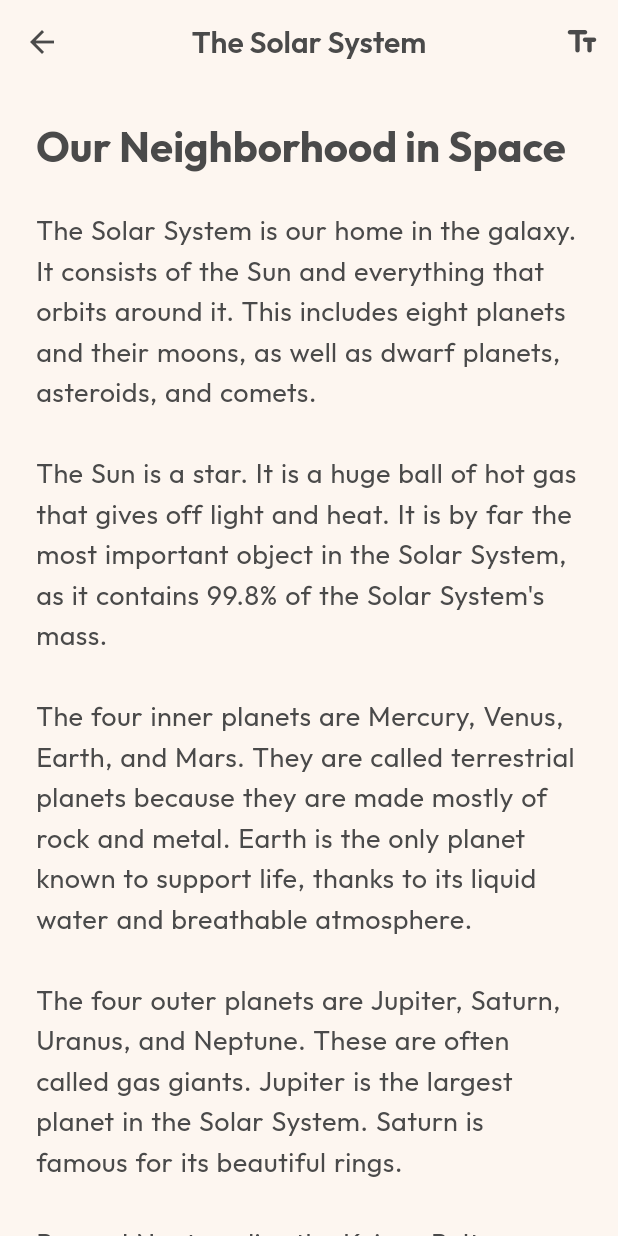
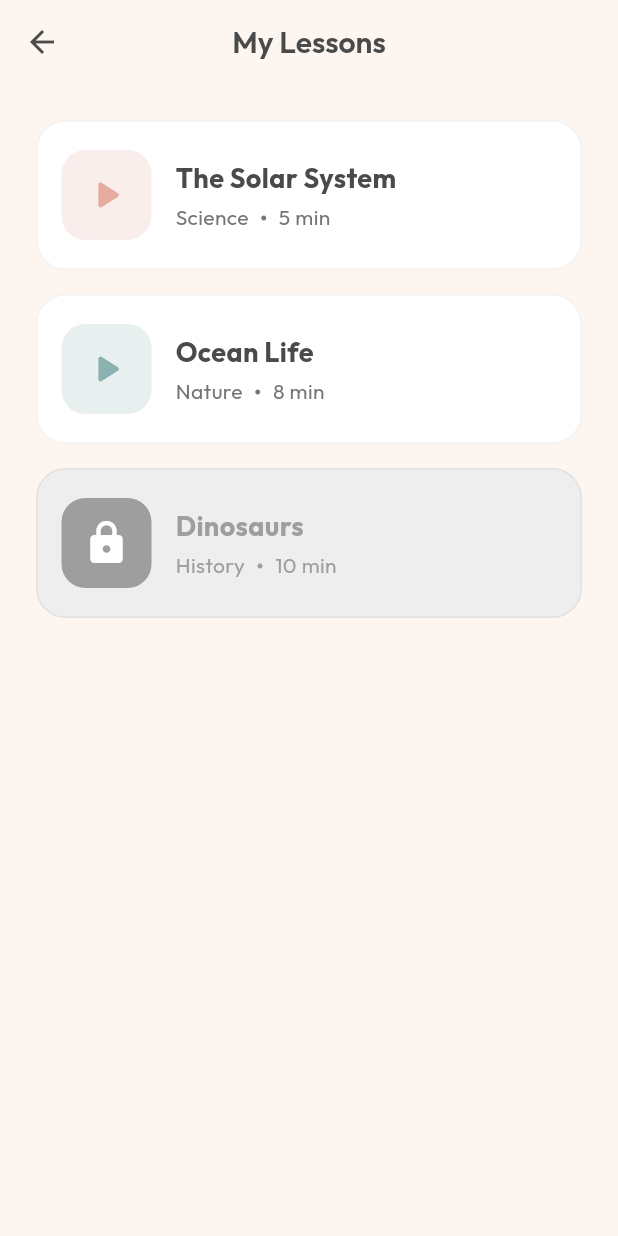
Before and after one commit to wailbentafat/kool, a Flutter app: the DashboardPage screen opened by its route, after a tap on "The Solar System", on a phone screen of 412 x 824 dp. Run offline on Flutter 3.47's test engine with Material 3 defaults, Android fonts, the light colour scheme and no system bars; our stand-ins replace flutter_riverpod, flutter_tts, go_router, google_fonts, isar, shared_preferences; accounts and stored records are empty; generated files the repository leaves out were written again.

Commit message:
feat: Implement local data persistence with Isar for user progress and lessons, add lesson hub page, user preferences, and text-to-speech.

```diff
--- a/kool/lib/core/router/app_router.dart
+++ b/kool/lib/core/router/app_router.dart
@@ -4,6 +4,7 @@ import '../../features/onboarding/onboarding_page.dart';
 import '../../features/mode_detection/mode_detection_page.dart';
 import '../../features/dashboard/dashboard_page.dart';
 import '../../features/learning_session/learning_session_page.dart';
+import '../../features/lessons/lesson_hub_page.dart';
 import '../../features/games/games_page.dart';
 import '../../features/games/memory_game_page.dart';
 import '../../features/games/speed_game_page.dart';
@@ -23,8 +24,18 @@ final appRouter = GoRouter(
       builder: (context, state) => const DashboardPage(),
     ),
     GoRoute(
+      path: '/lessons',
+      builder: (context, state) => const LessonHubPage(),
+    ),
+    GoRoute(
       path: '/learning-session',
-      builder: (context, state) => const LearningSessionPage(),
+      builder: (context, state) {
+        final extras = state.extra as Map<String, dynamic>?;
+        return LearningSessionPage(
+          title: extras?['title'] ?? "The Solar System",
+          content: extras?['content'] ?? "Standard lesson content...",
+        );
+      },
     ),
     GoRoute(
       path: '/games',
--- a/kool/lib/features/dashboard/dashboard_page.dart
+++ b/kool/lib/features/dashboard/dashboard_page.dart
@@ -113,7 +113,7 @@ class DashboardPage extends ConsumerWidget {
         const SizedBox(height: 16),
         GestureDetector(
           onTap: () {
-            context.push('/learning-session');
+            context.push('/lessons');
           },
           child: Container(
             padding: const EdgeInsets.all(20),
--- /dev/null
+++ b/kool/lib/features/lessons/lesson_hub_page.dart
@@ -0,0 +1,150 @@
+import 'package:flutter/material.dart';
+import 'package:flutter_riverpod/flutter_riverpod.dart';
+import 'package:go_router/go_router.dart';
+import '../../app/theme/cozy_theme.dart';
+
+class LessonHubPage extends ConsumerWidget {
+  const LessonHubPage({super.key});
+
+  @override
+  Widget build(BuildContext context, WidgetRef ref) {
+    return Scaffold(
+      appBar: AppBar(title: const Text("My Lessons")),
+      body: ListView(
+        padding: const EdgeInsets.all(24.0),
+        children: [
+          _buildLessonCard(
+            context,
+            title: "The Solar System",
+            category: "Science",
+            duration: "5 min",
+            color: CozyColors.primary,
+            isLocked: false,
+            onTap: () {
+              context.push(
+                '/learning-session',
+                extra: {
+                  'title': "The Solar System",
+                  'content':
+                      "The Solar System is our home in the galaxy. It consists of the Sun and everything that orbits around it. This includes eight planets and their moons, as well as dwarf planets, asteroids, and comets.\n\nThe Sun is a star. It is a huge ball of hot gas that gives off light and heat. It is by far the most important object in the Solar System, as it contains 99.8% of the Solar System's mass.\n\nThe four inner planets are Mercury, Venus, Earth, and Mars. They are called terrestrial planets because they are made mostly of rock and metal. Earth is the only planet known to support life, thanks to its liquid water and breathable atmosphere.\n\nThe four outer planets are Jupiter, Saturn, Uranus, and Neptune. These are often called gas giants. Jupiter is the largest planet in the Solar System. Saturn is famous for its beautiful rings.",
+                },
+              );
+            },
+          ),
+          const SizedBox(height: 16),
+          _buildLessonCard(
+            context,
+            title: "Ocean Life",
+            category: "Nature",
+            duration: "8 min",
+            color: CozyColors.secondary,
+            isLocked: false,
+            onTap: () {
+              // Future: Navigate to dynamic lesson page
+              ScaffoldMessenger.of(
+                context,
+              ).showSnackBar(const SnackBar(content: Text("Coming soon!")));
+            },
+          ),
+          const SizedBox(height: 16),
+          _buildLessonCard(
+            context,
+            title: "Dinosaurs",
+            category: "History",
+            duration: "10 min",
+            color: Colors.orange,
+            isLocked: true,
+            onTap: () {},
+          ),
+        ],
+      ),
+    );
+  }
+
+  Widget _buildLessonCard(
+    BuildContext context, {
+    required String title,
+    required String category,
+    required String duration,
+    required Color color,
+    required bool isLocked,
+    required VoidCallback onTap,
+  }) {
+    return GestureDetector(
+      onTap: isLocked ? null : onTap,
+      child: Container(
+        height: 100,
+        padding: const EdgeInsets.all(16),
+        decoration: BoxDecoration(
+          color: isLocked ? Colors.grey.shade200 : CozyColors.cardBg,
+          borderRadius: BorderRadius.circular(20),
+          border: Border.all(
+            color: isLocked
+                ? Colors.grey.shade300
+                : Colors.black.withOpacity(0.05),
+          ),
+        ),
+        child: Row(
+          children: [
+            Container(
+              width: 60,
+              height: 60,
+              decoration: BoxDecoration(
+                color: isLocked ? Colors.grey : color.withOpacity(0.2),
+                borderRadius: BorderRadius.circular(16),
+              ),
+              child: Icon(
+                isLocked ? Icons.lock_rounded : Icons.play_arrow_rounded,
+                color: isLocked ? Colors.white : color,
+                size: 32,
+              ),
+            ),
+            const SizedBox(width: 16),
+            Expanded(
+              child: Column(
+                crossAxisAlignment: CrossAxisAlignment.start,
+                mainAxisAlignment: MainAxisAlignment.center,
+                children: [
+                  Text(
+                    title,
+                    style: TextStyle(
+                      fontSize: 18,
+                      fontWeight: FontWeight.bold,
+                      color: isLocked ? Colors.grey : CozyColors.textMain,
+                    ),
+                  ),
+                  const SizedBox(height: 4),
+                  Row(
+                    children: [
+                      Text(
+                        category,
+                        style: TextStyle(
+                          color: isLocked ? Colors.grey : CozyColors.textSub,
+                          fontSize: 14,
+                        ),
+                      ),
+                      const SizedBox(width: 8),
+                      Icon(
+                        Icons.circle,
+                        size: 4,
+                        color: isLocked ? Colors.grey : CozyColors.textSub,
+                      ),
+                      const SizedBox(width: 8),
+                      Text(
+                        duration,
+                        style: TextStyle(
+                          color: isLocked ? Colors.grey : CozyColors.textSub,
+                          fontSize: 14,
+                        ),
+                      ),
+                    ],
+                  ),
+                ],
+              ),
+            ),
+          ],
+        ),
+      ),
+    );
+  }
+}
--- a/kool/lib/features/mode_detection/mode_detection_page.dart
+++ b/kool/lib/features/mode_detection/mode_detection_page.dart
@@ -5,6 +5,7 @@ import 'package:google_fonts/google_fonts.dart';
 import '../../app/theme/cozy_theme.dart';
 import '../../shared/providers/global_providers.dart';
 import '../../shared/services/mock_ai_service.dart';
+
 import 'models/learning_mode.dart';
 
 class ModeDetectionPage extends ConsumerStatefulWidget {
@@ -15,7 +16,6 @@ class ModeDetectionPage extends ConsumerStatefulWidget {
 }
 
 class _ModeDetectionPageState extends ConsumerState<ModeDetectionPage> {
-  // Metric trackers
   int _wordsRead = 0;
   int _errors = 0;
   int _hesitations = 0;
@@ -48,7 +48,7 @@ class _ModeDetectionPageState extends ConsumerState<ModeDetectionPage> {
 
     if (!mounted) return;
 
-    // Save mode
+    // Save mode to provider
     ref.read(learningModeProvider.notifier).state = mode;
 
     // Show result dialog then go to dashboard
--- a/kool/lib/shared/providers/global_providers.dart
+++ b/kool/lib/shared/providers/global_providers.dart
@@ -1,17 +1,19 @@
 import 'package:flutter_riverpod/flutter_riverpod.dart';
+import '../services/user_preferences_service.dart';
 import '../../features/mode_detection/models/learning_mode.dart';
 
-/// Tracks if the user has completed the onboarding flow.
-final onboardingCompletedProvider = StateProvider<bool>((ref) => false);
+// User Preferences with Persistence
+final onboardingCompletedProvider = StateProvider<bool>((ref) {
+  return ref.watch(userPreferencesServiceProvider).onboardingCompleted;
+});
 
-/// Tracks if the user has consented to local data collection.
-final userConsentProvider = StateProvider<bool>((ref) => false);
+final userConsentProvider = StateProvider<bool>((ref) {
+  return ref.watch(userPreferencesServiceProvider).userConsent;
+});
 
-/// The current learning mode of the application.
-/// Defaults to [LearningMode.normal] until detected or changed.
-final learningModeProvider = StateProvider<LearningMode>(
-  (ref) => LearningMode.normal,
-);
+final learningModeProvider = StateProvider<LearningMode>((ref) {
+  return ref.watch(userPreferencesServiceProvider).learningMode;
+});
 
 /// Example provider for theme mode if we add dark mode later.
 /// Currently simpler to stick to one cozy theme or system default.
--- a/kool/pubspec.yaml
+++ b/kool/pubspec.yaml
@@ -45,6 +45,9 @@ dependencies:
   flutter_animate: ^4.5.0
   shared_preferences: ^2.3.5
   lucide_icons: ^0.257.0
+  isar: ^3.1.0+1
+  isar_flutter_libs: ^3.1.0+1
+  flutter_tts: ^3.8.5
 
 dev_dependencies:
   flutter_test:
@@ -56,7 +59,8 @@ dev_dependencies:
   # package. See that file for information about deactivating specific lint
   # rules and activating additional ones.
   flutter_lints: ^5.0.0
-  build_runner: ^2.9.0
+  build_runner: ^2.4.13
+  isar_generator: ^3.1.0+1
 
 # For information on the generic Dart part of this file, see the
 # following page: https://dart.dev/tools/pub/pubspec
```
Also changed, not shown: kool/lib/core/data/local_db.dart (added, +26 -0 lines), kool/lib/features/learning_session/learning_session_page.dart (+53 -8 lines), kool/lib/features/onboarding/onboarding_page.dart (+7 -3 lines), kool/lib/features/profile/profile_page.dart (+11 -0 lines), kool/lib/main.dart (+9 -5 lines), kool/lib/shared/models/lesson.dart (added, +21 -0 lines), kool/lib/shared/models/user_progress.dart (added, +16 -0 lines), kool/lib/shared/services/user_preferences_service.dart (added, +38 -0 lines), kool/lib/shared/models/lesson.g.dart (added), kool/lib/shared/models/user_progress.g.dart (added), kool/pubspec.lock, 6 other files.
